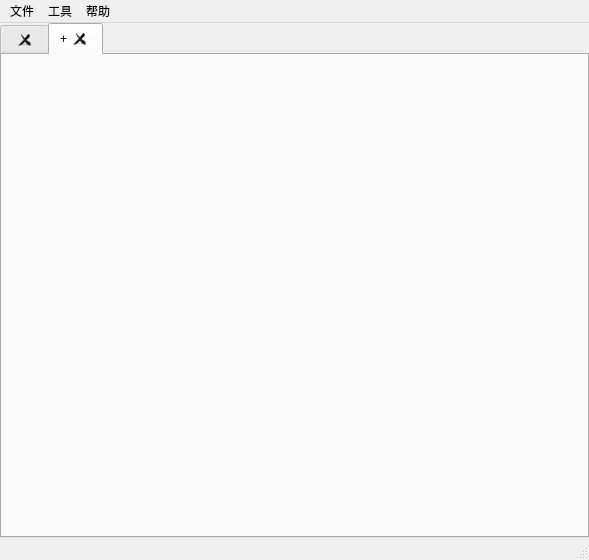
First picture: the form in UI/MainWindow.ui, repository ElonVampire/DNF_Simulator, before the edit.
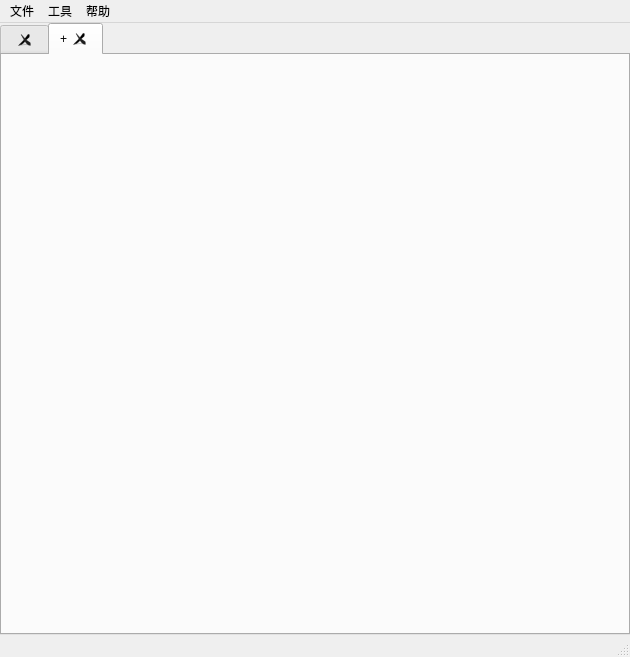
Second picture: the form after the edit.

Diff of the .ui file:
```diff
--- a/UI/MainWindow.ui
+++ b/UI/MainWindow.ui
@@ -6,8 +6,8 @@
    <rect>
     <x>0</x>
     <y>0</y>
-    <width>589</width>
-    <height>560</height>
+    <width>630</width>
+    <height>657</height>
    </rect>
   </property>
   <property name="minimumSize">
@@ -96,8 +96,8 @@
     <rect>
      <x>0</x>
      <y>0</y>
-     <width>589</width>
-     <height>23</height>
+     <width>630</width>
+     <height>26</height>
     </rect>
    </property>
    <widget class="QMenu" name="files">
```
